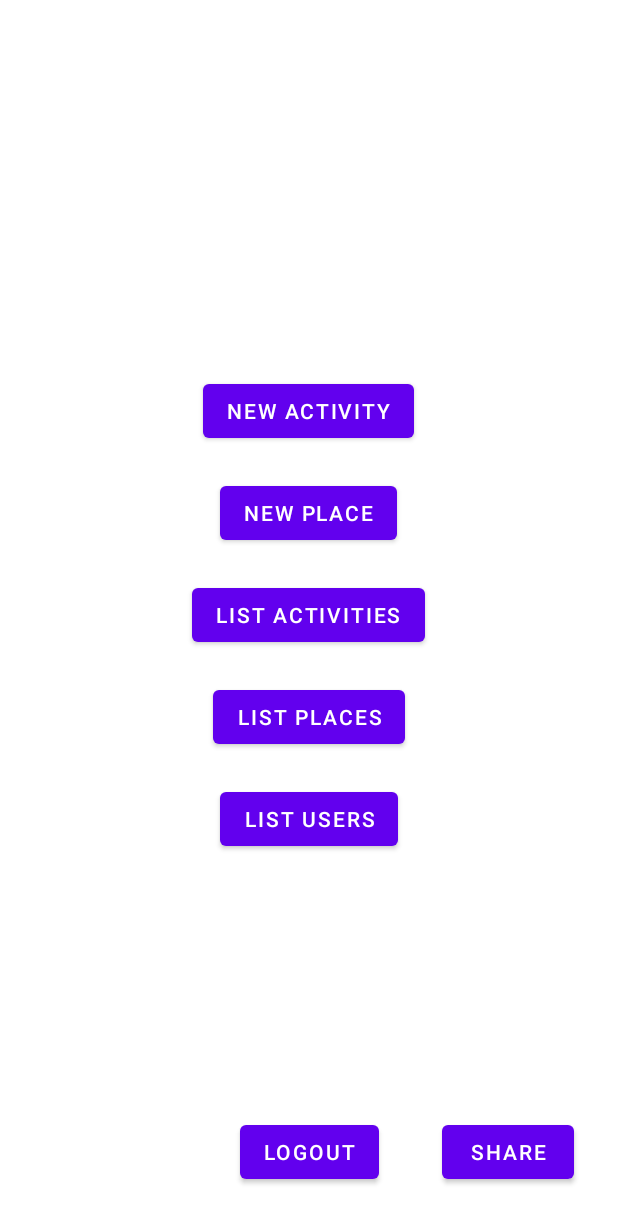
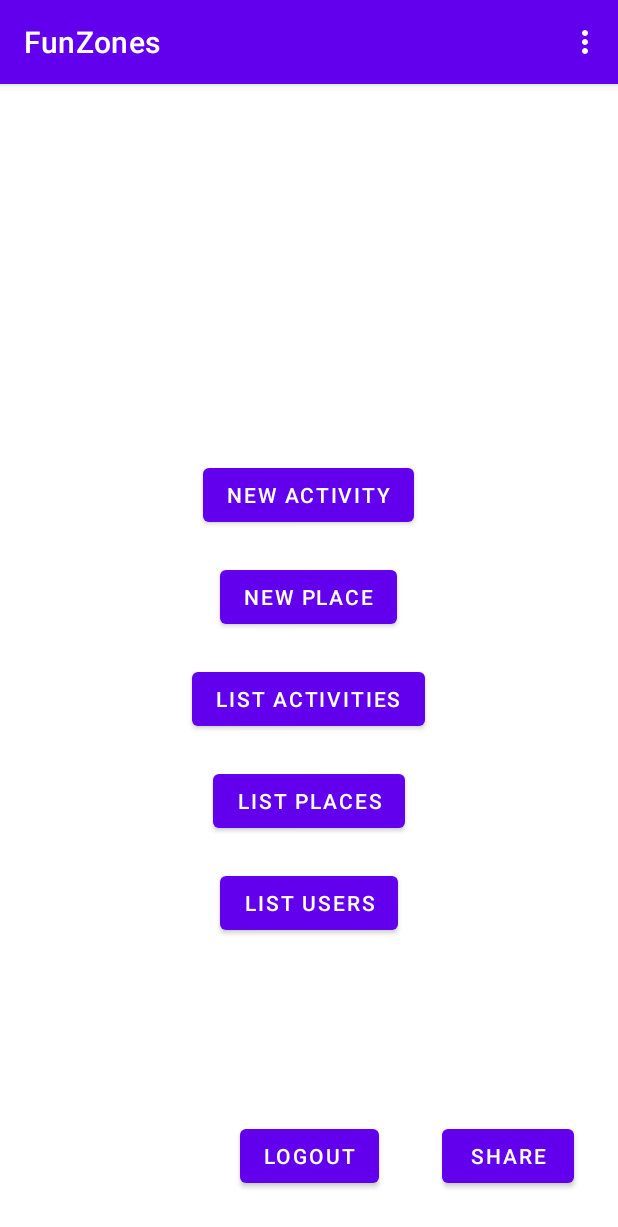
Before and after one commit to Holewalker/Funzones, an Android app: the MainActivity screen opened directly, with no data from a screen before it, on a phone screen of 412 x 824 dp. Shown: the top 1227 px of the screen. Run offline under Robolectric (Android 15) with nearby library versions, the phone set to English and light mode, and no system bars.

Commit message:
Menu and theme fix

```diff
--- a/app/src/main/res/layout/activity_main.xml
+++ b/app/src/main/res/layout/activity_main.xml
@@ -3,7 +3,8 @@
     xmlns:app="http://schemas.android.com/apk/res-auto"
     xmlns:tools="http://schemas.android.com/tools"
     android:layout_width="match_parent"
-    android:layout_height="match_parent">
+    android:layout_height="match_parent"
+    tools:context=".MainActivity">
 
 
     <Button
--- /dev/null
+++ b/app/src/main/res/menu/menu_main.xml
@@ -0,0 +1,13 @@
+<?xml version="1.0" encoding="utf-8"?>
+<menu xmlns:android="http://schemas.android.com/apk/res/android">
+
+    <item
+        android:id="@+id/menuPlaces"
+        android:title="Places" />
+    <item
+        android:id="@+id/menuActivities"
+        android:title="Activities" />
+    <item
+        android:id="@+id/menuUsers"
+        android:title="Users" />
+</menu>
--- a/app/src/main/res/values/themes.xml
+++ b/app/src/main/res/values/themes.xml
@@ -1,6 +1,6 @@
 <resources xmlns:tools="http://schemas.android.com/tools">
     <!-- Base application theme. -->
-    <style name="Theme.FunZones" parent="Theme.MaterialComponents.DayNight.NoActionBar">
+    <style name="Theme.FunZones" parent="Theme.MaterialComponents.DayNight.DarkActionBar">
         <!-- Primary brand color. -->
         <item name="colorPrimary">@color/purple_500</item>
         <item name="colorPrimaryVariant">@color/purple_700</item>
```
Also changed, not shown: app/src/main/java/com/svalero/funzones/MainActivity.java (+27 -6 lines), app/src/main/res/layout/activity_login.xml (+4 -3 lines).
